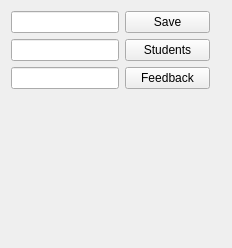
First picture: the form in src/feat/views/gui_feat_new_file.ui, repository AnneliesVlaar/Feat, before the edit.
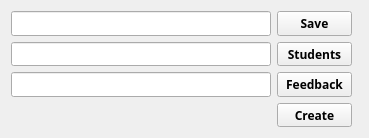
Second picture: the form after the edit.

Diff of the .ui file:
```diff
--- a/src/feat/views/gui_feat_new_file.ui
+++ b/src/feat/views/gui_feat_new_file.ui
@@ -6,29 +6,61 @@
    <rect>
     <x>0</x>
     <y>0</y>
-    <width>232</width>
-    <height>248</height>
+    <width>369</width>
+    <height>138</height>
    </rect>
   </property>
+  <property name="sizePolicy">
+   <sizepolicy hsizetype="Minimum" vsizetype="Minimum">
+    <horstretch>0</horstretch>
+    <verstretch>0</verstretch>
+   </sizepolicy>
+  </property>
+  <property name="minimumSize">
+   <size>
+    <width>369</width>
+    <height>138</height>
+   </size>
+  </property>
+  <property name="font">
+   <font>
+    <family>FiraCode NF</family>
+    <weight>75</weight>
+    <bold>true</bold>
+   </font>
+  </property>
   <property name="windowTitle">
    <string>Form</string>
   </property>
   <layout class="QFormLayout" name="formLayout">
    <item row="0" column="0">
+    <layout class="QVBoxLayout" name="verticalLayout">
+     <item>
+      <layout class="QHBoxLayout" name="horizontalLayout">
+       <item>
     <widget class="QLineEdit" name="line_save_location">
+         <property name="enabled">
+          <bool>true</bool>
+         </property>
      <property name="sizePolicy">
       <sizepolicy hsizetype="Expanding" vsizetype="Fixed">
        <horstretch>0</horstretch>
        <verstretch>0</verstretch>
       </sizepolicy>
      </property>
-    </widget>
-   </item>
-   <item row="0" column="1">
+         <property name="minimumSize">
+          <size>
+           <width>260</width>
+           <height>0</height>
+          </size>
+         </property>
+        </widget>
+       </item>
+       <item>
     <widget class="QPushButton" name="save_location">
      <property name="maximumSize">
       <size>
-       <width>85</width>
+           <width>75</width>
        <height>16777215</height>
       </size>
      </property>
@@ -37,7 +69,11 @@
      </property>
     </widget>
    </item>
-   <item row="1" column="0">
+      </layout>
+     </item>
+     <item>
+      <layout class="QHBoxLayout" name="horizontalLayout_2">
+       <item>
     <widget class="QLineEdit" name="line_students">
      <property name="sizePolicy">
       <sizepolicy hsizetype="Expanding" vsizetype="Fixed">
@@ -45,13 +81,19 @@
        <verstretch>0</verstretch>
       </sizepolicy>
      </property>
-    </widget>
-   </item>
-   <item row="1" column="1">
+         <property name="minimumSize">
+          <size>
+           <width>260</width>
+           <height>0</height>
+          </size>
+         </property>
+        </widget>
+       </item>
+       <item>
     <widget class="QPushButton" name="students_location">
      <property name="maximumSize">
       <size>
-       <width>85</width>
+           <width>75</width>
        <height>16777215</height>
       </size>
      </property>
@@ -60,7 +102,11 @@
      </property>
     </widget>
    </item>
-   <item row="2" column="0">
+      </layout>
+     </item>
+     <item>
+      <layout class="QHBoxLayout" name="horizontalLayout_3">
+       <item>
     <widget class="QLineEdit" name="line_feedbackform">
      <property name="sizePolicy">
       <sizepolicy hsizetype="Expanding" vsizetype="Fixed">
@@ -68,13 +114,19 @@
        <verstretch>0</verstretch>
       </sizepolicy>
      </property>
-    </widget>
-   </item>
-   <item row="2" column="1">
+         <property name="minimumSize">
+          <size>
+           <width>260</width>
+           <height>0</height>
+          </size>
+         </property>
+        </widget>
+       </item>
+       <item>
     <widget class="QPushButton" name="feedbackform_location">
      <property name="maximumSize">
       <size>
-       <width>85</width>
+           <width>75</width>
        <height>16777215</height>
       </size>
      </property>
@@ -82,6 +134,40 @@
       <string>Feedback</string>
      </property>
     </widget>
+       </item>
+      </layout>
+     </item>
+     <item>
+      <layout class="QHBoxLayout" name="horizontalLayout_4">
+       <item>
+        <spacer name="horizontalSpacer">
+         <property name="orientation">
+          <enum>Qt::Horizontal</enum>
+         </property>
+         <property name="sizeHint" stdset="0">
+          <size>
+           <width>258</width>
+           <height>17</height>
+          </size>
+         </property>
+        </spacer>
+       </item>
+       <item>
+        <widget class="QPushButton" name="create_new_file">
+         <property name="maximumSize">
+          <size>
+           <width>75</width>
+           <height>16777215</height>
+          </size>
+         </property>
+         <property name="text">
+          <string>Create</string>
+         </property>
+        </widget>
+       </item>
+      </layout>
+     </item>
+    </layout>
    </item>
   </layout>
  </widget>
```
Left out of the diff: 2 changed lines with no effect on the pictures. Lines whose indentation alone changed are shown as unchanged.
